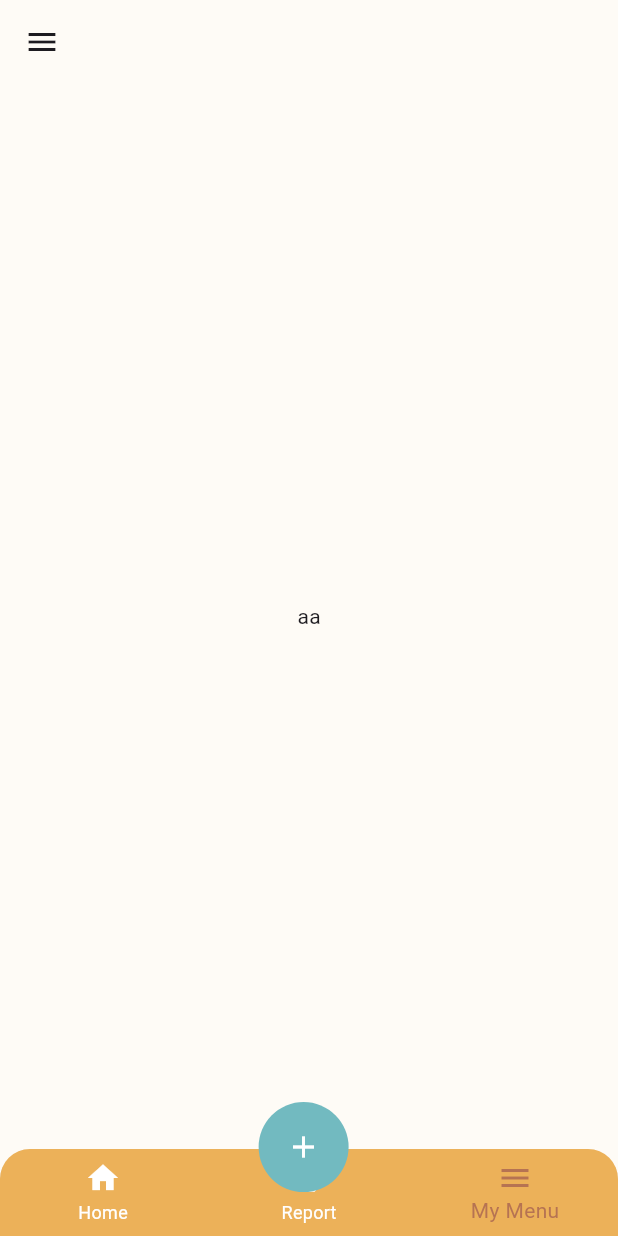
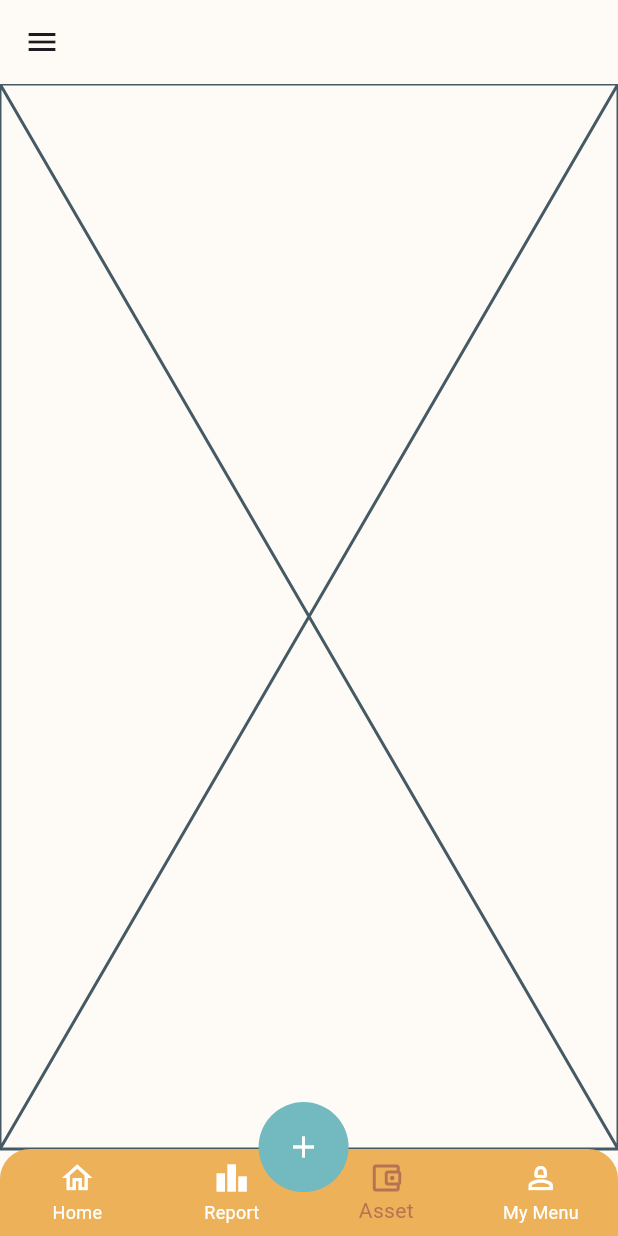
Before and after one commit to itbebop/flutter_moneybag_2024, a Flutter app: the screen it shows after launch, item 3 of the bottom bar chosen, on a phone screen of 412 x 824 dp. Run offline on Flutter 3.47's test engine with Material 3 defaults, Android fonts, the phone set to English and light mode, and no system bars; our stand-ins replace easy_localization, flutter_riverpod, flutter_screenutil, freezed_annotation, go_router, table_calendar; network calls fail.

Commit message:
feat: asset page 추가, navi icon 변경

```diff
--- a/lib/common/app_bottom_navigation_bar.dart
+++ b/lib/common/app_bottom_navigation_bar.dart
@@ -21,22 +21,28 @@ class AppBottomNavigationBar extends ConsumerWidget {
         unselectedItemColor: Colors.white,
         backgroundColor: UiConfig.primaryColorSurface,
         currentIndex: selectedIndex,
+        type: BottomNavigationBarType.fixed,
         onTap: (index) {
           ref.read(bottomNavIndexProvider.notifier).state = index;
         },
         items: const [
           BottomNavigationBarItem(
-            icon: Icon(Icons.home),
+            icon: Icon(Icons.home_outlined),
             label: 'Home',
             backgroundColor: UiConfig.primaryColorSurface,
           ),
           BottomNavigationBarItem(
-            icon: Icon(Icons.report),
+            icon: Icon(Icons.leaderboard),
             label: 'Report',
             backgroundColor: UiConfig.primaryColorSurface,
           ),
           BottomNavigationBarItem(
-            icon: Icon(Icons.menu),
+            icon: Icon(Icons.account_balance_wallet_outlined),
+            label: 'Asset',
+            backgroundColor: UiConfig.primaryColorSurface,
+          ),
+          BottomNavigationBarItem(
+            icon: Icon(Icons.person_2_outlined),
             label: 'My Menu', // TODO: 내메뉴에서는 Floating button 안보이게
           ),
         ],
--- a/lib/screen/main_screen.dart
+++ b/lib/screen/main_screen.dart
@@ -3,6 +3,7 @@ import 'package:flutter_moneybag_2024/common/app_bottom_navigation_bar.dart';
 import 'package:flutter_moneybag_2024/common/common.dart';
 import 'package:flutter_moneybag_2024/common/common_component/floating_add_button/floating_add_button.dart';
 import 'package:flutter_moneybag_2024/router/router.dart';
+import 'package:flutter_moneybag_2024/screen/tab/Asset/asset_screen.dart';
 import 'package:flutter_moneybag_2024/screen/tab/home/home_screen.dart';
 import 'package:flutter_moneybag_2024/screen/tab/my_menu/my_menu_screen.dart';
 import 'package:flutter_moneybag_2024/screen/tab/report/report_screen.dart';
@@ -60,7 +61,8 @@ class _MainScreenState extends ConsumerState<MainScreen> {
                   children: const [
                     HomeScreen(), // 첫 번째 화면
                     ReportScreen(),
-                    MyMenuScreen(), // 두 번째 화면
+                    AssetScreen(),
+                    MyMenuScreen(),
                   ],
                 );
               },
--- /dev/null
+++ b/lib/screen/tab/asset/asset_screen.dart
@@ -0,0 +1,16 @@
+import 'package:flutter/material.dart';
+import 'package:flutter_riverpod/flutter_riverpod.dart';
+
+class AssetScreen extends ConsumerStatefulWidget {
+  const AssetScreen({super.key});
+
+  @override
+  ConsumerState<AssetScreen> createState() => _ReportScreenState();
+}
+
+class _ReportScreenState extends ConsumerState<AssetScreen> {
+  @override
+  Widget build(BuildContext context) {
+    return const Placeholder();
+  }
+}
```
